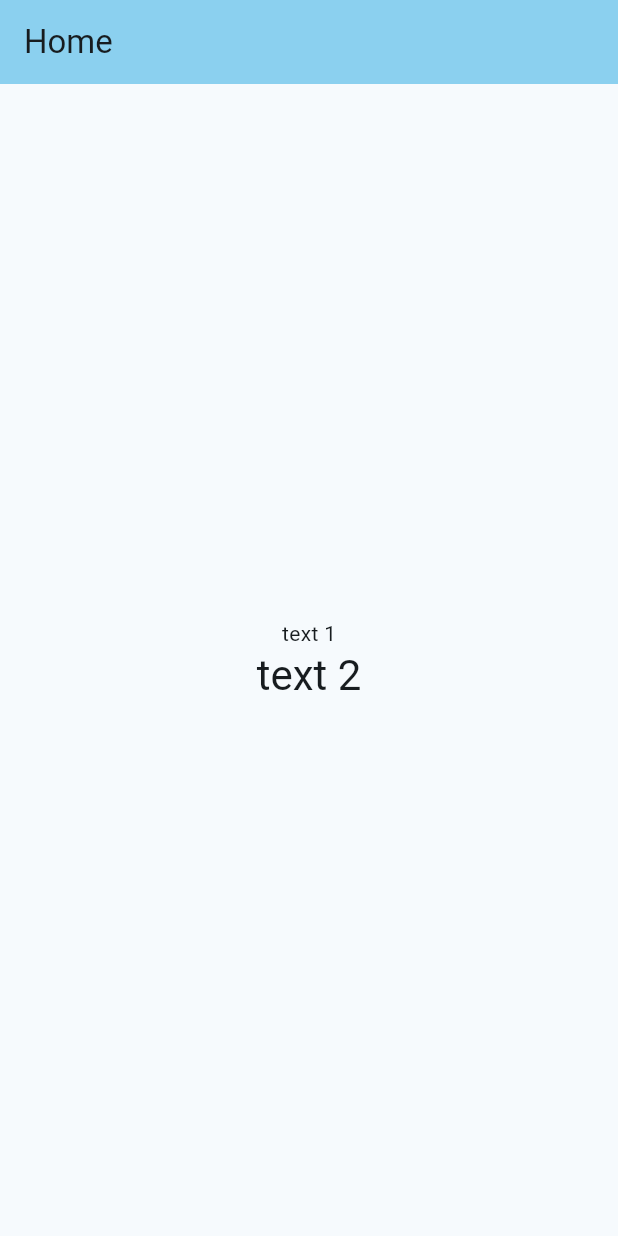
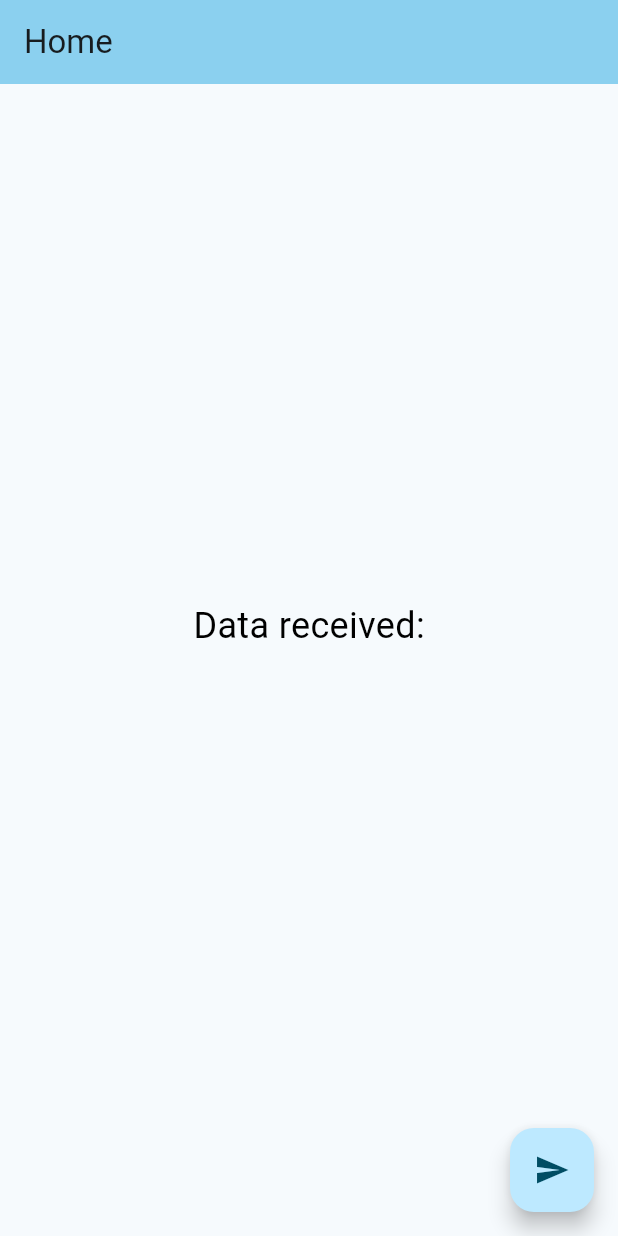
Before and after one commit to KayesAshfaQ/mqtt_demo, a Flutter app: the screen it shows after launch, on a phone screen of 412 x 824 dp. Run offline on Flutter 3.47's test engine with Material 3 defaults, Android fonts, the phone set to English and light mode, and no system bars; missing offline and left inert: mqtt_client.

Commit message:
mqtt msg listen, publish feat implemented

```diff
--- a/lib/screens/home_screen.dart
+++ b/lib/screens/home_screen.dart
@@ -1,4 +1,7 @@
 import 'package:flutter/material.dart';
+import 'package:mqtt_demo/services/mqtt_service.dart';
+
+import 'widgets/publish_message_dialogue.dart';
 
 class HomeScreen extends StatefulWidget {
   const HomeScreen({super.key, required this.title});
@@ -10,6 +13,13 @@ class HomeScreen extends StatefulWidget {
 }
 
 class _HomeScreenState extends State<HomeScreen> {
+  MqttHandler mqttHandler = MqttHandler();
+
+  @override
+  void initState() {
+    super.initState();
+    mqttHandler.connect();
+  }
 
   @override
   Widget build(BuildContext context) {
@@ -22,16 +32,41 @@ class _HomeScreenState extends State<HomeScreen> {
         child: Column(
           mainAxisAlignment: MainAxisAlignment.center,
           children: <Widget>[
-            const Text(
-              'text 1',
-            ),
-            Text(
-              'text 2',
-              style: Theme.of(context).textTheme.headlineMedium,
+            const Text('Data received:',
+                style: TextStyle(color: Colors.black, fontSize: 24)),
+            ValueListenableBuilder<String>(
+              builder: (BuildContext context, String value, Widget? child) {
+                return Row(
+                  mainAxisAlignment: MainAxisAlignment.spaceEvenly,
+                  children: <Widget>[
+                    Text(
+                      value,
+                      style: const TextStyle(
+                        color: Colors.black54,
+                        fontSize: 32,
+                      ),
+                    ),
+                  ],
+                );
+              },
+              valueListenable: mqttHandler.data,
             ),
           ],
         ),
       ),
+      floatingActionButton: FloatingActionButton(
+        onPressed: () {
+          // create a dialog to publish a message
+          showDialog(
+            context: context,
+            builder: (context) {
+              return PublishMessageDialogue(mqttHandler: mqttHandler);
+            },
+          );
+        },
+        tooltip: 'Publish',
+        child: const Icon(Icons.send),
+      ),
     );
   }
 }
--- a/lib/services/mqtt_config.dart
+++ b/lib/services/mqtt_config.dart
@@ -1,2 +1,5 @@
-const address = 'u78eb9e9.ala.asia-southeast1.emqxsl.com';
+const serverAddress = 'u78eb9e9.ala.asia-southeast1.emqxsl.com';
 const mqttPort = 8883;
+
+const username = 'abc';
+const password = '123';
--- a/pubspec.yaml
+++ b/pubspec.yaml
@@ -15,6 +15,8 @@ dependencies:
   cupertino_icons: ^1.0.2
 
   mqtt_client: ^10.0.1
+  uuid: ^4.2.2
+
 
 dev_dependencies:
   flutter_test:
```
Also changed, not shown: lib/screens/widgets/publish_message_dialogue.dart (added, +42 -0 lines), lib/services/mqtt_service.dart (+29 -18 lines), pubspec.lock, 1 other file.
